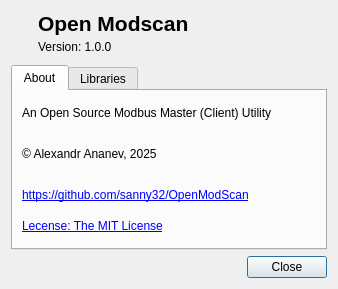
Qt form omodscan/dialogs/dialogabout.ui (sanny32/OpenModScan) before a commit.
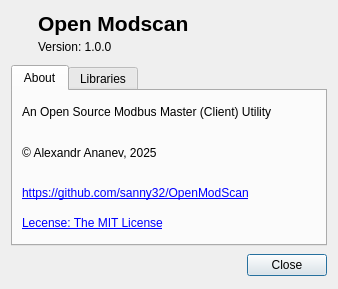
The same form after that commit. Icons and pictures are not drawn. Custom widgets are drawn as their Qt base class.

```diff
--- a/omodscan/dialogs/dialogabout.ui
+++ b/omodscan/dialogs/dialogabout.ui
@@ -211,6 +211,12 @@
    </item>
    <item>
     <widget class="QDialogButtonBox" name="buttonBox">
+     <property name="minimumSize">
+      <size>
+       <width>0</width>
+       <height>26</height>
+      </size>
+     </property>
      <property name="orientation">
       <enum>Qt::Orientation::Horizontal</enum>
      </property>
```
